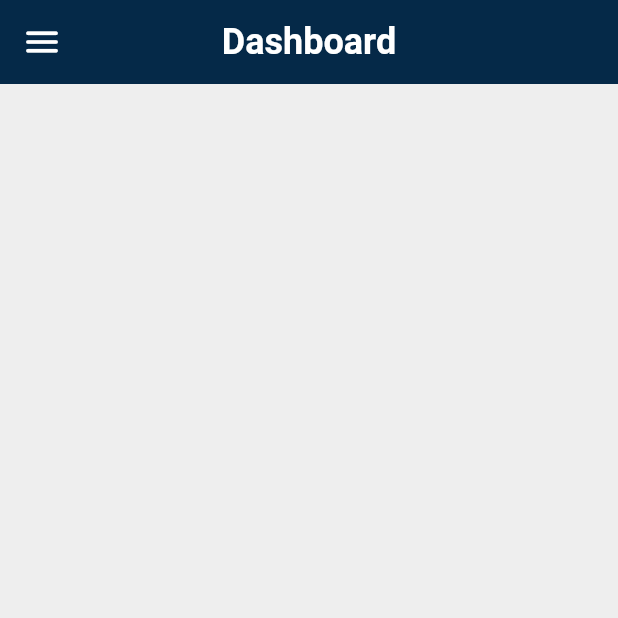
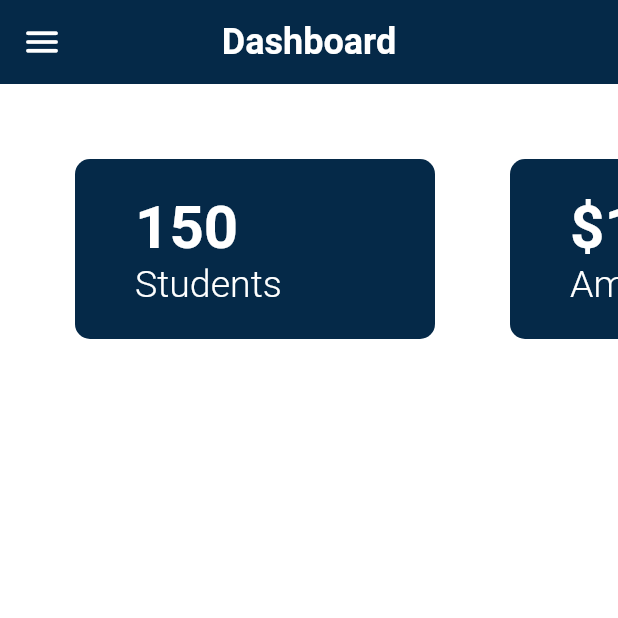
Before and after one commit to mdrashedbinkuddus/ADE-Language-Academy, a Flutter app: the DashboardWidget screen opened directly, on a phone screen of 412 x 824 dp, the top half of it. Run offline on Flutter 3.47's test engine with Material 2 defaults, Android fonts, the phone set to English and light mode, and no system bars; our stand-ins replace auto_size_text, cloud_functions, firebase_auth, firebase_core, font_awesome_flutter, google_fonts and 4 more; missing offline and left inert: flutter_stripe; accounts and stored records are empty; statements that could not run were skipped.

Commit message:
Updating to latest FlutterFlow output.

```diff
--- /dev/null
+++ b/lib/components/amount_paid_widget.dart
@@ -0,0 +1,57 @@
+import '../flutter_flow/flutter_flow_theme.dart';
+import '../flutter_flow/flutter_flow_util.dart';
+import 'package:flutter/material.dart';
+import 'package:google_fonts/google_fonts.dart';
+
+class AmountPaidWidget extends StatefulWidget {
+  const AmountPaidWidget({Key key}) : super(key: key);
+
+  @override
+  _AmountPaidWidgetState createState() => _AmountPaidWidgetState();
+}
+
+class _AmountPaidWidgetState extends State<AmountPaidWidget> {
+  @override
+  Widget build(BuildContext context) {
+    return Container(
+      decoration: BoxDecoration(
+        borderRadius: BorderRadius.circular(0),
+      ),
+      child: Container(
+        width: 240,
+        height: double.infinity,
+        decoration: BoxDecoration(
+          color: Color(0xFF052948),
+          borderRadius: BorderRadius.circular(10),
+        ),
+        child: Padding(
+          padding: EdgeInsetsDirectional.fromSTEB(40, 0, 0, 0),
+          child: Column(
+            mainAxisSize: MainAxisSize.max,
+            mainAxisAlignment: MainAxisAlignment.center,
+            crossAxisAlignment: CrossAxisAlignment.start,
+            children: [
+              Text(
+                '\$1,500',
+                style: FlutterFlowTheme.of(context).title1.override(
+                      fontFamily: 'Roboto',
+                      color: FlutterFlowTheme.of(context).primaryBtnText,
+                      fontSize: 40,
+                    ),
+              ),
+              Text(
+                'Amount Paid',
+                style: FlutterFlowTheme.of(context).bodyText1.override(
+                      fontFamily: 'Roboto',
+                      color: FlutterFlowTheme.of(context).primaryBtnText,
+                      fontSize: 25,
+                      fontWeight: FontWeight.w300,
+                    ),
+              ),
+            ],
+          ),
+        ),
+      ),
+    );
+  }
+}
--- a/lib/dashboard/dashboard_widget.dart
+++ b/lib/dashboard/dashboard_widget.dart
@@ -1,3 +1,6 @@
+import '../components/amount_paid_widget.dart';
+import '../components/cutome_card_widget.dart';
+import '../components/invoice_due_widget.dart';
 import '../flutter_flow/flutter_flow_theme.dart';
 import '../flutter_flow/flutter_flow_util.dart';
 import 'package:flutter/material.dart';
@@ -50,25 +53,53 @@ class _DashboardWidgetState extends State<DashboardWidget> {
       body: SafeArea(
         child: Stack(
           children: [
-            Align(
-              alignment: AlignmentDirectional(0, 0),
-              child: Row(
+            Row(
               mainAxisSize: MainAxisSize.max,
               crossAxisAlignment: CrossAxisAlignment.stretch,
               children: [
                 if (isWeb ?? true)
                   Container(
-                      width: 250,
+                    width: 280,
                     decoration: BoxDecoration(
                       color: Color(0xFF052948),
                     ),
                   ),
                 Expanded(
                   child: Container(
+                    width: double.infinity,
+                    height: double.infinity,
                     decoration: BoxDecoration(
-                        color: Color(0xFFEEEEEE),
+                      color: FlutterFlowTheme.of(context).primaryBtnText,
                     ),
+                    child: SingleChildScrollView(
+                      child: Column(
+                        mainAxisSize: MainAxisSize.max,
+                        crossAxisAlignment: CrossAxisAlignment.center,
+                        children: [
+                          Container(
+                            width: double.infinity,
+                            height: 220,
+                            decoration: BoxDecoration(),
+                            child: ListView(
+                              padding: EdgeInsets.zero,
+                              primary: false,
+                              shrinkWrap: true,
+                              scrollDirection: Axis.horizontal,
+                              children: [
+                                Padding(
+                                  padding: EdgeInsetsDirectional.fromSTEB(
+                                      50, 50, 50, 50),
+                                  child: CutomeCardWidget(),
                                 ),
+                                Padding(
+                                  padding: EdgeInsetsDirectional.fromSTEB(
+                                      0, 50, 50, 50),
+                                  child: AmountPaidWidget(),
+                                ),
+                                Padding(
+                                  padding: EdgeInsetsDirectional.fromSTEB(
+                                      0, 50, 0, 50),
+                                  child: InvoiceDueWidget(),
                                 ),
                               ],
                             ),
@@ -76,6 +107,13 @@ class _DashboardWidgetState extends State<DashboardWidget> {
                         ],
                       ),
                     ),
+                  ),
+                ),
+              ],
+            ),
+          ],
+        ),
+      ),
     );
   }
 }
```
Also changed, not shown: lib/components/invoice_due_widget.dart (added, +57 -0 lines). Lines whose indentation alone changed are shown as unchanged.
